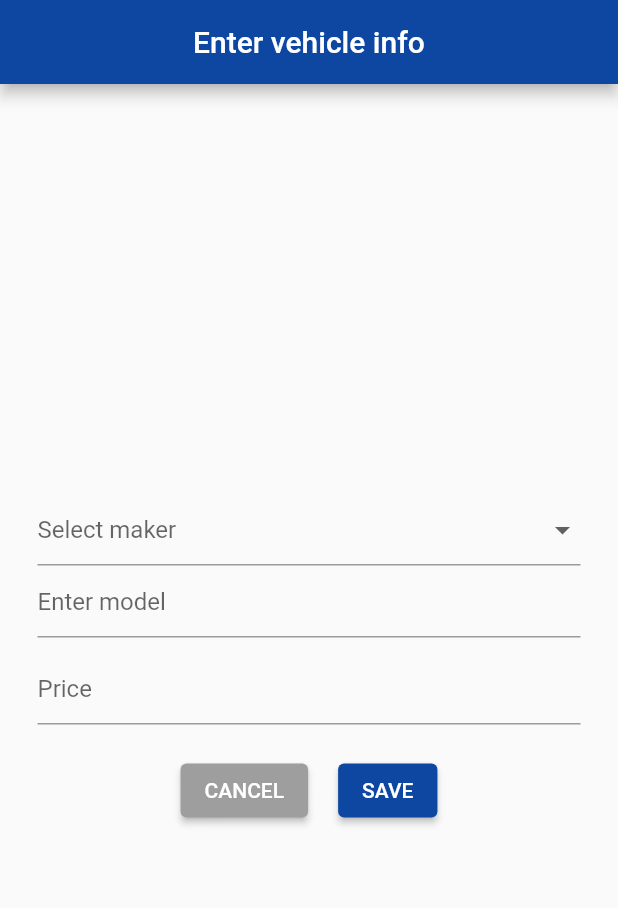
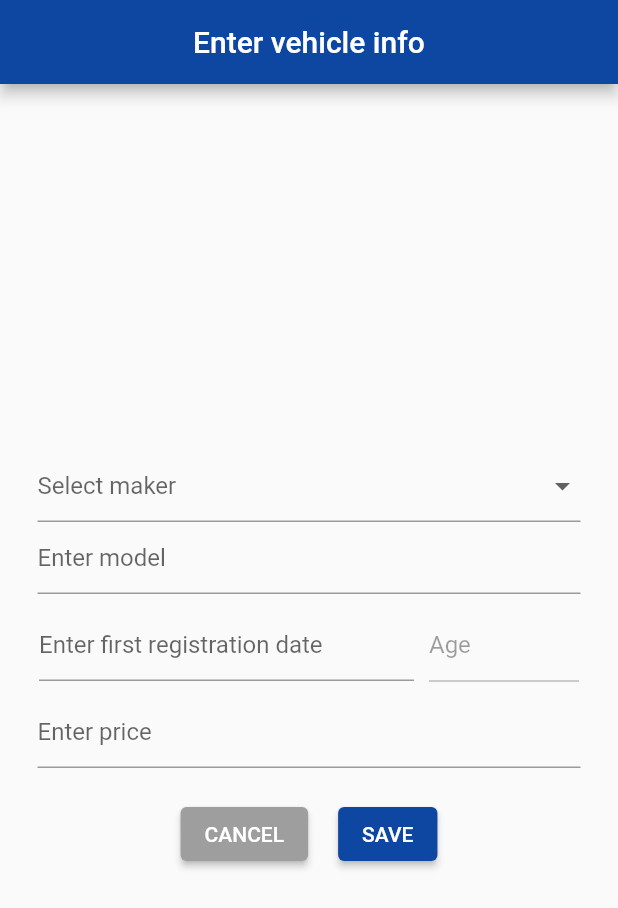
Before and after one commit to johninquest/ldgr, a Flutter app: the InputVehiclePage screen opened directly, on a phone screen of 412 x 824 dp. Shown: the top 908 px of the screen. Run offline on Flutter 3.47's test engine with Material 2 defaults, Android fonts, the phone set to English and light mode, and no system bars; our stand-ins replace flutter_speed_dial, shared_preferences, sqflite; accounts and stored records are empty.

```diff
--- a/lib/pages/inputs/person.dart
+++ b/lib/pages/inputs/person.dart
@@ -10,7 +10,7 @@ class InputPersonPage extends StatelessWidget {
         title: Text('Enter person'),
         centerTitle: true,
       ),
-      body: Container(child: Center(child: Text('Enter personal information!'),),),
+      body: Container(child: Center(child: Text('Under construction!'),),),
 
     );
   }
--- a/lib/pages/inputs/vehicle.dart
+++ b/lib/pages/inputs/vehicle.dart
@@ -1,12 +1,12 @@
 import 'package:flutter/material.dart';
 // import 'package:tba/styles/style.dart';
-// import 'package:tba/services/router.dart';
 import 'package:tba/shared/lists.dart';
-import 'package:tba/data/sqlite_helper.dart';
-import 'package:tba/data/shared_preferences_helper.dart';
+// import 'package:tba/services/date_time_helper.dart';
+// import 'package:tba/data/sqlite_helper.dart';
+// import 'package:tba/data/shared_preferences_helper.dart';
 
 class InputVehiclePage extends StatelessWidget {
-  const InputVehiclePage({ Key? key }) : super(key: key);
+  const InputVehiclePage({Key? key}) : super(key: key);
 
   @override
   Widget build(BuildContext context) {
@@ -15,26 +15,31 @@ class InputVehiclePage extends StatelessWidget {
         title: Text('Enter vehicle info'),
         centerTitle: true,
       ),
-      body: Container(child: Center(child: VehicleForm(),),),
-
+      body: Container(
+        child: Center(
+          child: VehicleForm(),
+        ),
+      ),
     );
   }
 }
 
 class VehicleForm extends StatefulWidget {
-  const VehicleForm({ Key? key }) : super(key: key);
+  const VehicleForm({Key? key}) : super(key: key);
 
   @override
   _VehicleFormState createState() => _VehicleFormState();
 }
 
 class _VehicleFormState extends State<VehicleForm> {
-    final _formKey = GlobalKey<FormState>();
+  final _formKey = GlobalKey<FormState>();
 
   String? incomeSource;
   String? incomeAmount;
   String? vehicleMaker;
   String? vehicleModel;
+  String? vehicleFirstRegistrationDate;
+  String? vehiclePrice;
 
   @override
   Widget build(BuildContext context) {
@@ -56,9 +61,8 @@ class _VehicleFormState extends State<VehicleForm> {
                     items: MyItemList().vehicleMakerList,
                     onChanged: (val) =>
                         setState(() => vehicleMaker = val as String?),
-                  )
-                  ),
-                            Container(
+                  )),
+              Container(
                   margin: EdgeInsets.only(bottom: 10.0),
                   padding: EdgeInsets.only(left: 25.0, right: 25.0),
                   child: TextFormField(
@@ -72,16 +76,56 @@ class _VehicleFormState extends State<VehicleForm> {
                     }),
                   )),
               Container(
+                margin: EdgeInsets.only(bottom: 10.0),
+                padding: EdgeInsets.only(left: 25.0, right: 25.0),
+                child: Row(
+                  crossAxisAlignment: CrossAxisAlignment.center,
+                  mainAxisAlignment: MainAxisAlignment.center,
+                  children: [
+                    Container(
+                      width: 250.0,
+                      margin: EdgeInsets.only(right: 5.0),
+                      child: TextFormField(
+                          decoration:
+                              InputDecoration(hintText: 'Enter first registration date'),
+                          keyboardType: TextInputType.datetime,
+                          validator: (val) => val!.isEmpty
+                              ? 'Please enter first registration date!'
+                              : null,
+                          onChanged: (val) => setState(() {
+                                vehicleFirstRegistrationDate = val;
+                                print(val.runtimeType);
+                                print('First registration date => $val');
+                              })),
+                    ),
+                    Container(
+                      width: 100.0,
+                      margin: EdgeInsets.only(left: 5.0),
+                      child: TextFormField(
+                          enabled: false,
+                          decoration: InputDecoration(hintText: 'Age'),
+                          // keyboardType: TextInputType.datetime,
+                          validator: (val) => val!.isEmpty ? '' : null,
+                          onChanged: (val) => setState(() {
+                                incomeAmount = val;
+                                // print('The income amount => $val');
+                              })
+                              ),
+                    ),
+                  ],
+                ),
+              ),
+               Container(
                   margin: EdgeInsets.only(bottom: 10.0),
                   padding: EdgeInsets.only(left: 25.0, right: 25.0),
                   child: TextFormField(
-                    decoration: InputDecoration(hintText: 'Price'),
+                    decoration: InputDecoration(hintText: 'Enter price'),
                     keyboardType: TextInputType.number,
                     validator: (val) =>
-                        val!.isEmpty ? 'Please enter car price!' : null,
+                        val!.isEmpty ? 'Please enter vehicle price!' : null,
                     onChanged: (val) => setState(() {
-                      incomeAmount = val;
-                      // print('The income amount => $val');
+                      vehiclePrice = val;
+                      print('Vehicle price => $val');
                     }),
                   )),
               Row(
@@ -102,12 +146,9 @@ class _VehicleFormState extends State<VehicleForm> {
                     margin: EdgeInsets.only(left: 10.0, right: 10.0, top: 10.0),
                     child: ElevatedButton(
                       onPressed: () {
-                        // print('Income name => $incomeSource');
-                        // print('Income amount => $incomeAmount');
-                        // print('Timestamp => ${DateTimeHelper().timestampForDB()}');
-                        SQLiteDatabaseHelper().insertRow(
-                            'income', '$incomeSource', '$incomeAmount');
+                        // SQLiteDatabaseHelper().insertRow('income', '$incomeSource', '$incomeAmount');
                         // PageRouter().navigateToPage(AllRecords(), context);
+                        print('Pressed save button!');
                       },
                       child: Text('SAVE'),
                       style:
@@ -120,7 +161,6 @@ class _VehicleFormState extends State<VehicleForm> {
           ),
         ),
       ),
-
     );
   }
 }
--- a/lib/pages/side_menu.dart
+++ b/lib/pages/side_menu.dart
@@ -3,6 +3,7 @@ import 'package:flutter/material.dart';
 import 'package:tba/services/router.dart';
 import 'package:tba/pages/inputs/vehicle.dart';
 import 'package:tba/pages/inputs/person.dart';
+import 'package:tba/pages/about.dart';
 
 class SideMenu extends StatelessWidget {
   const SideMenu({ Key? key }) : super(key: key);
@@ -35,8 +36,8 @@ class SideMenu extends StatelessWidget {
           ListTile(
             leading: Icon(Icons.info, color: Colors.blue[900],),
             title: Text('About', style: TextStyle(color: Colors.blue[900]),),
-            onTap: () => print('Pressed about button!'),
-            // onTap: () => PageRouter().navigateToPage(NewsPage(), context),
+            // onTap: () => print('Pressed about button!'),
+            onTap: () => PageRouter().navigateToPage(AboutPage(), context),
           ),
 
         ],
--- a/lib/shared/lists.dart
+++ b/lib/shared/lists.dart
@@ -25,12 +25,12 @@ class MyItemList {
 
       List<DropdownMenuItem<String>> vehicleMakerList = [
       DropdownMenuItem(value: 'none', child: Container(child: Text(''),)),
-      DropdownMenuItem(value: 'audi', child: Container(child: Text('Audi', style: DropdownListStyle),)),
+      DropdownMenuItem(value: 'audi', child: Container(child: Text('AUDI', style: DropdownListStyle),)),
       DropdownMenuItem(value: 'bmw', child: Container(child: Text('BMW', style: DropdownListStyle),)),
-      DropdownMenuItem(value: 'ford', child: Container(child: Text('Ford', style: DropdownListStyle),)),
+      DropdownMenuItem(value: 'ford', child: Container(child: Text('FORD', style: DropdownListStyle),)),
       DropdownMenuItem(value: 'hyundai', child: Container(child: Text('HYUNDAI', style: DropdownListStyle),)),
       DropdownMenuItem(value: 'isuzu', child: Container(child: Text('ISUZU', style: DropdownListStyle),)),
-      DropdownMenuItem(value: 'mercedes_benz', child: Container(child: Text('Mercedes-Benz', style: DropdownListStyle),)),
+      DropdownMenuItem(value: 'mercedes', child: Container(child: Text('MERCEDES', style: DropdownListStyle),)),
       DropdownMenuItem(value: 'nissan', child: Container(child: Text('NISSAN', style: DropdownListStyle),)),
       DropdownMenuItem(value: 'peugeot', child: Container(child: Text('PEUGEOT', style: DropdownListStyle),)),
       DropdownMenuItem(value: 'renault', child: Container(child: Text('RENAULT', style: DropdownListStyle),)),
```
Also changed, not shown: lib/pages/about.dart (added, +30 -0 lines), lib/pages/records/all.dart (+13 -9 lines), lib/pages/records/income.dart (+86 -9 lines), lib/services/date_time_helper.dart (added, +22 -0 lines), lib/services/time.dart (deleted, +0 -11 lines), lib/shared/analysis.dart (+37 -0 lines), lib/styles/style.dart (+4 -4 lines).
